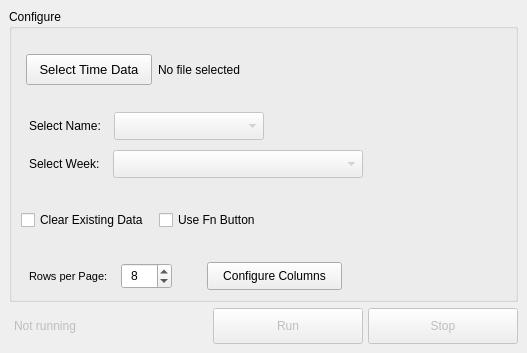
This is app/gui/main_window.ui in Dylan-Dotti/GHD-Auto-Time-Entry as Qt 5 draws it before an edit. The edited form follows.
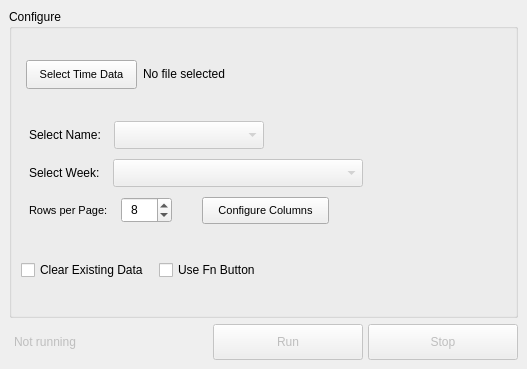
This is the edited form.

Commit message: Moved checkboxes to the bottom row of the GUI

```diff
--- a/app/gui/main_window.ui
+++ b/app/gui/main_window.ui
@@ -7,7 +7,7 @@
     <x>0</x>
     <y>0</y>
     <width>527</width>
-    <height>353</height>
+    <height>369</height>
    </rect>
   </property>
   <property name="sizePolicy">
@@ -59,7 +59,7 @@
              </property>
              <property name="font">
               <font>
-               <pointsize>10</pointsize>
+               <pointsize>8</pointsize>
               </font>
              </property>
              <property name="cursor">
@@ -194,65 +194,6 @@
            </item>
           </layout>
          </item>
-         <item>
-          <layout class="QHBoxLayout" name="horizontalLayout_2">
-           <item alignment="Qt::AlignVCenter">
-            <widget class="QCheckBox" name="clear_data_checkbox">
-             <property name="sizePolicy">
-              <sizepolicy hsizetype="Preferred" vsizetype="Preferred">
-               <horstretch>0</horstretch>
-               <verstretch>0</verstretch>
-              </sizepolicy>
-             </property>
-             <property name="styleSheet">
-              <string notr="true">margin: 8px;
-
-QCheckBox::indicator {
-     width: 12px;
-     height: 12px;
- }</string>
-             </property>
-             <property name="text">
-              <string>Clear Existing Data</string>
-             </property>
-             <property name="tristate">
-              <bool>false</bool>
-             </property>
-            </widget>
-           </item>
-           <item alignment="Qt::AlignVCenter">
-            <widget class="QCheckBox" name="use_fn_checkbox">
-             <property name="whatsThis">
-              <string>&lt;html&gt;&lt;head/&gt;&lt;body&gt;&lt;p&gt;Some computers need to press the 'Fn' button in order to use the F keys (F1-F12)&lt;/p&gt;&lt;/body&gt;&lt;/html&gt;</string>
-             </property>
-             <property name="styleSheet">
-              <string notr="true">margin: 8px;
-
-QCheckBox::indicator {
-     width: 12px;
-     height: 12px;
- }</string>
-             </property>
-             <property name="text">
-              <string>Use Fn Button</string>
-             </property>
-            </widget>
-           </item>
-           <item>
-            <spacer name="horizontalSpacer_2">
-             <property name="orientation">
-              <enum>Qt::Horizontal</enum>
-             </property>
-             <property name="sizeHint" stdset="0">
-              <size>
-               <width>40</width>
-               <height>20</height>
-              </size>
-             </property>
-            </spacer>
-           </item>
-          </layout>
-         </item>
          <item>
           <layout class="QHBoxLayout" name="horizontalLayout_5">
            <item alignment="Qt::AlignLeft">
@@ -295,12 +236,12 @@
             <widget class="QPushButton" name="configure_columns_button">
              <property name="font">
               <font>
-               <pointsize>9</pointsize>
+               <pointsize>8</pointsize>
               </font>
              </property>
              <property name="styleSheet">
               <string notr="true">padding: 6px 15px;
-margin-left: 25px</string>
+margin-left: 20px</string>
              </property>
              <property name="text">
               <string>Configure Columns</string>
@@ -322,6 +263,65 @@
            </item>
           </layout>
          </item>
+         <item>
+          <layout class="QHBoxLayout" name="horizontalLayout_2">
+           <item alignment="Qt::AlignVCenter">
+            <widget class="QCheckBox" name="clear_data_checkbox">
+             <property name="sizePolicy">
+              <sizepolicy hsizetype="Preferred" vsizetype="Preferred">
+               <horstretch>0</horstretch>
+               <verstretch>0</verstretch>
+              </sizepolicy>
+             </property>
+             <property name="styleSheet">
+              <string notr="true">margin: 8px;
+
+QCheckBox::indicator {
+     width: 12px;
+     height: 12px;
+ }</string>
+             </property>
+             <property name="text">
+              <string>Clear Existing Data</string>
+             </property>
+             <property name="tristate">
+              <bool>false</bool>
+             </property>
+            </widget>
+           </item>
+           <item alignment="Qt::AlignVCenter">
+            <widget class="QCheckBox" name="use_fn_checkbox">
+             <property name="whatsThis">
+              <string>&lt;html&gt;&lt;head/&gt;&lt;body&gt;&lt;p&gt;Some computers need to press the 'Fn' button in order to use the F keys (F1-F12)&lt;/p&gt;&lt;/body&gt;&lt;/html&gt;</string>
+             </property>
+             <property name="styleSheet">
+              <string notr="true">margin: 8px;
+
+QCheckBox::indicator {
+     width: 12px;
+     height: 12px;
+ }</string>
+             </property>
+             <property name="text">
+              <string>Use Fn Button</string>
+             </property>
+            </widget>
+           </item>
+           <item>
+            <spacer name="horizontalSpacer_2">
+             <property name="orientation">
+              <enum>Qt::Horizontal</enum>
+             </property>
+             <property name="sizeHint" stdset="0">
+              <size>
+               <width>40</width>
+               <height>20</height>
+              </size>
+             </property>
+            </spacer>
+           </item>
+          </layout>
+         </item>
         </layout>
        </item>
       </layout>
```
Left out of the diff: 2 changed lines with no effect on the pictures. The commit also changes 1 other file.
